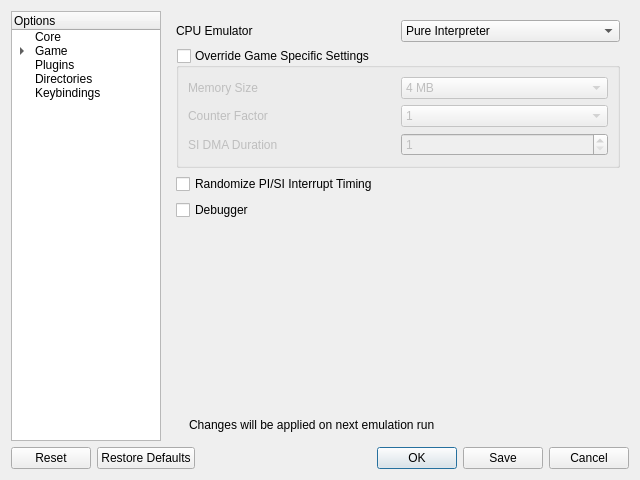
This is Source/RMG/UserInterface/Dialog/SettingsDialog.ui in Rosalie241/RMG as Qt 5 draws it before an edit. The edited form follows.
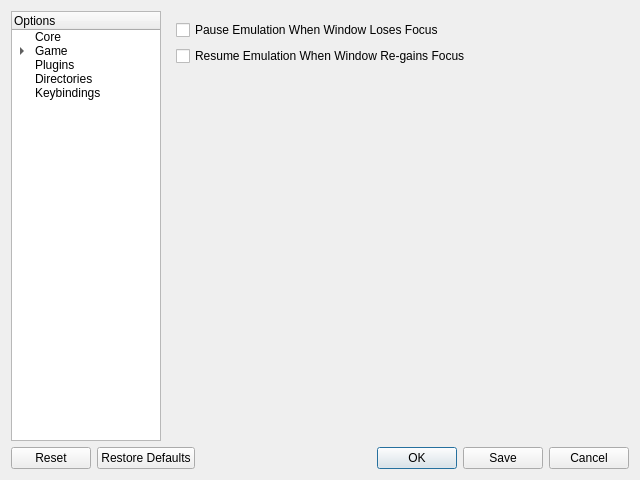
This is the edited form. The open tabs and pages were chosen to show the change. Icons and pictures are not drawn.

The edit to the form file:
```diff
--- a/Source/RMG/UserInterface/Dialog/SettingsDialog.ui
+++ b/Source/RMG/UserInterface/Dialog/SettingsDialog.ui
@@ -1704,6 +1704,37 @@
            </item>
           </layout>
          </widget>
+         <widget class="QWidget" name="behaviorPage">
+          <layout class="QVBoxLayout" name="verticalLayout_17">
+           <item>
+            <widget class="QCheckBox" name="pauseEmulationOnFocusLoss">
+             <property name="text">
+              <string>Pause Emulation When Window Loses Focus</string>
+             </property>
+            </widget>
+           </item>
+           <item>
+            <widget class="QCheckBox" name="resumeEmulationOnFocus">
+             <property name="text">
+              <string>Resume Emulation When Window Re-gains Focus</string>
+             </property>
+            </widget>
+           </item>
+           <item>
+            <spacer name="verticalSpacer_6">
+             <property name="orientation">
+              <enum>Qt::Vertical</enum>
+             </property>
+             <property name="sizeHint" stdset="0">
+              <size>
+               <width>20</width>
+               <height>353</height>
+              </size>
+             </property>
+            </spacer>
+           </item>
+          </layout>
+         </widget>
         </widget>
        </item>
       </layout>
```
Left out of the diff: 4 changed lines with no effect on the pictures.
